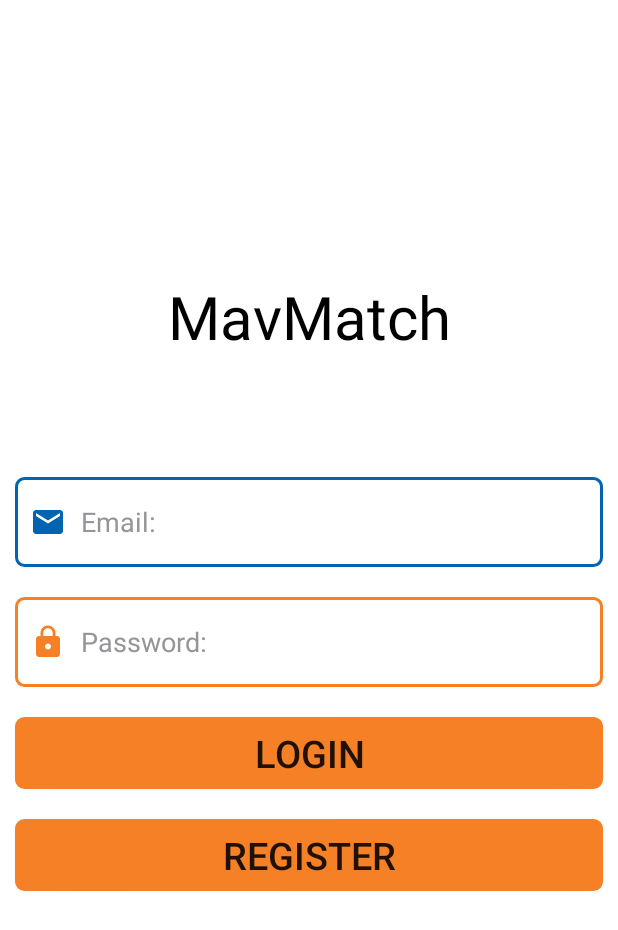
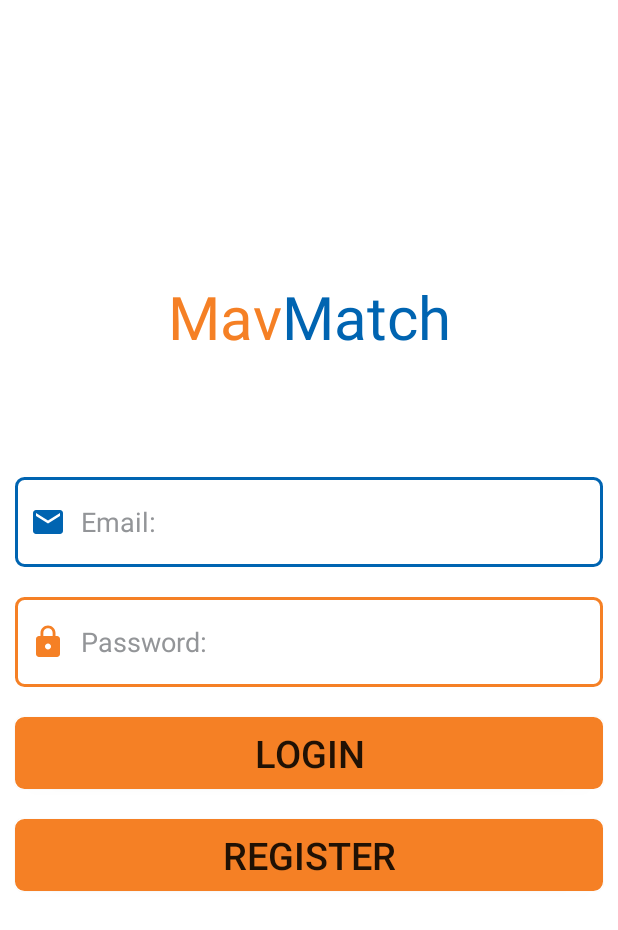
Before and after one commit to AndyLazaro/CSE_3311_Freshman_App, an Android app: the screen it shows after launch (LoginActivity), on a phone screen of 412 x 824 dp. Shown: the top 930 px of the screen. Run offline under Robolectric (Android 15) with nearby library versions, the phone set to English and light mode, and no system bars; our stand-ins replace Firebase (no records; nobody signed in at launch, a user with empty details on screens opened directly).

Commit message:
Updated activity_create_club.xml and other stuff

```diff
--- a/app/src/main/res/layout/activity_login.xml
+++ b/app/src/main/res/layout/activity_login.xml
@@ -16,7 +16,6 @@
         android:gravity="center_horizontal"
         android:text="@string/app_name"
         android:textAlignment="center"
-        android:textColor="@color/utablack"
         android:textSize="40sp" />
 
     <EditText
--- a/app/src/main/res/values/strings.xml
+++ b/app/src/main/res/values/strings.xml
@@ -1,3 +1,3 @@
 <resources>
-    <string name="app_name">MavMatch</string>
+    <string name="app_name"><font color="#F58025">Mav</font><font color="#0064b1">Match</font></string>
 </resources>
```
Also changed, not shown: app/src/main/res/layout/activity_create_club.xml (+5 -3 lines).
